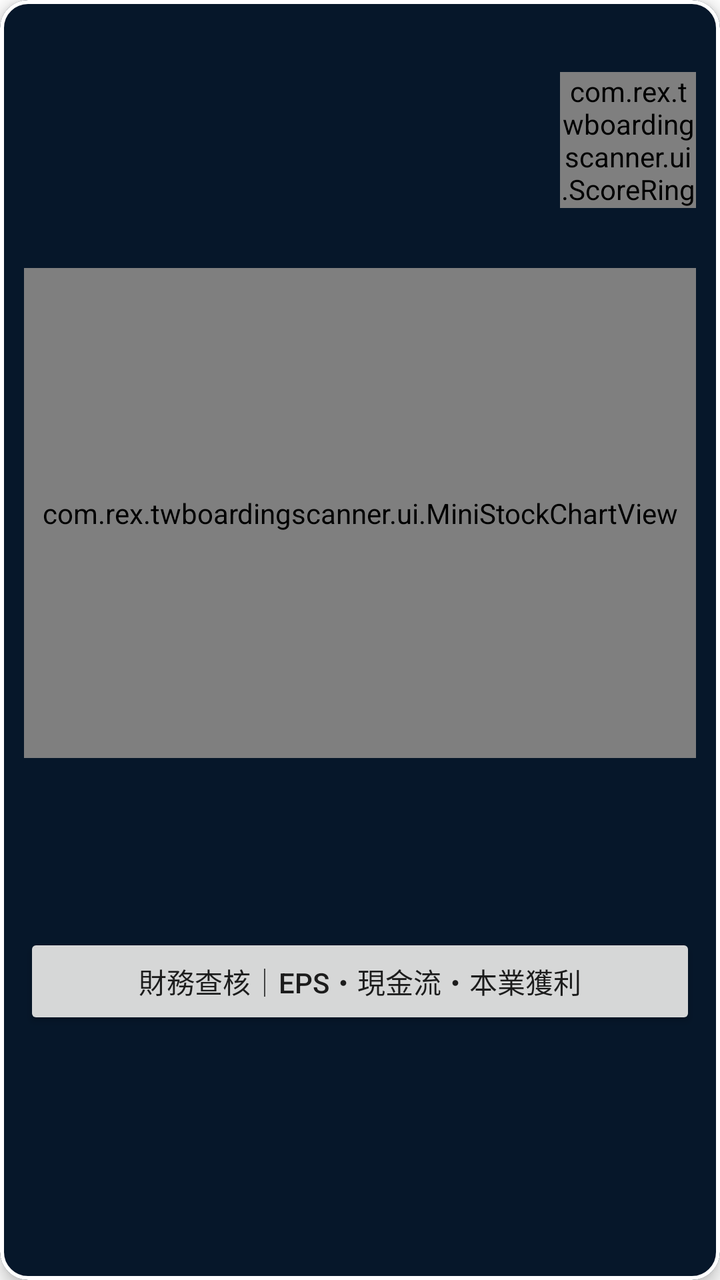
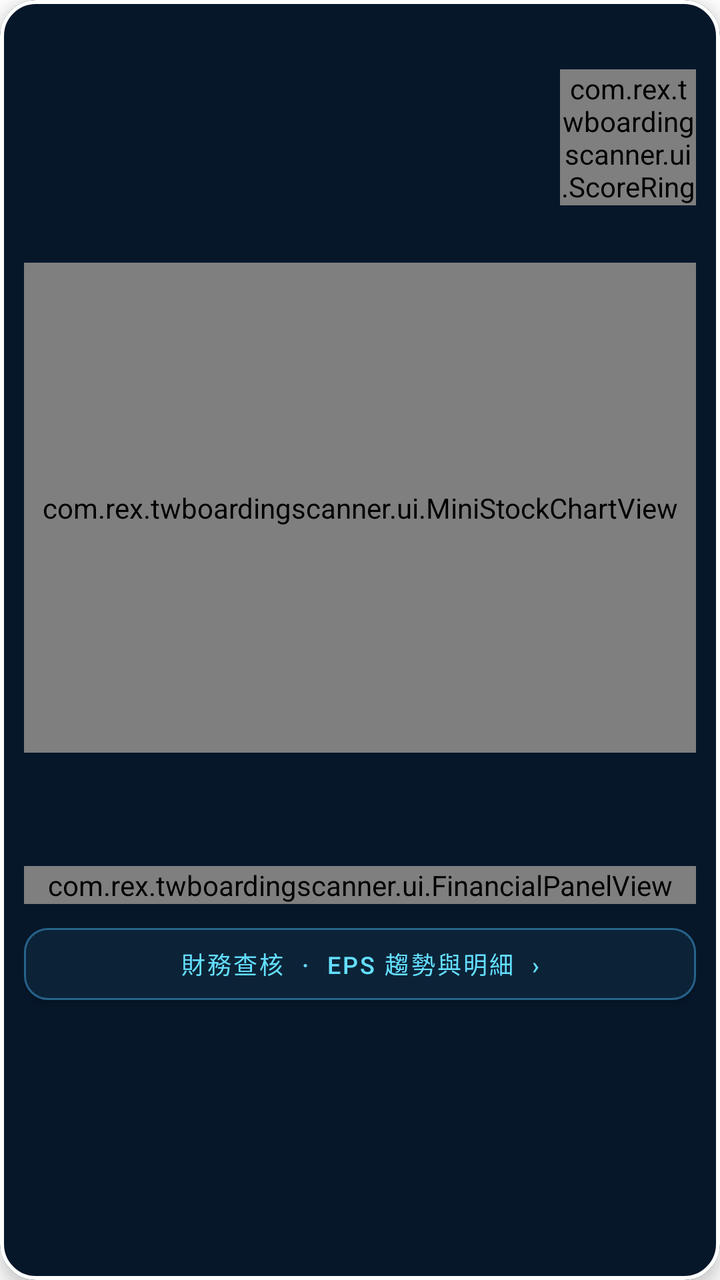

The first picture is an Android layout as it rendered before a commit; the second is the same layout after the commit. The layout source and the unified diff follow.
<!-- AndroidManifest.xml: fallback theme Theme.MaterialComponents.DayNight.NoActionBar -->
<!-- res/layout/item_stock_signal.xml -->
<?xml version='1.0' encoding='utf-8'?>
<com.google.android.material.card.MaterialCardView xmlns:android="http://schemas.android.com/apk/res/android" xmlns:app="http://schemas.android.com/apk/res-auto" android:layout_width="match_parent" android:layout_height="wrap_content" android:layout_marginTop="6dp" android:layout_marginBottom="6dp" app:cardBackgroundColor="#06172A" app:cardCornerRadius="14dp" app:strokeWidth="2dp" app:cardElevation="5dp">
    <LinearLayout android:layout_width="match_parent" android:layout_height="wrap_content" android:orientation="vertical" android:padding="12dp">
        <LinearLayout android:layout_width="match_parent" android:layout_height="wrap_content" android:gravity="center_vertical">
            <LinearLayout android:layout_width="0dp" android:layout_height="wrap_content" android:layout_weight="1" android:orientation="vertical">
                <TextView android:id="@+id/badge" android:layout_width="wrap_content" android:layout_height="wrap_content" android:textColor="#FFFFFF" android:textStyle="bold" android:paddingLeft="10dp" android:paddingRight="10dp" android:paddingTop="5dp" android:paddingBottom="5dp" />
                <TextView android:id="@+id/codeName" android:layout_width="match_parent" android:layout_height="wrap_content" android:layout_marginTop="6dp" android:textColor="#FFFFFF" android:textStyle="bold" android:textSize="20sp" />
                <TextView android:id="@+id/sector" android:layout_width="wrap_content" android:layout_height="wrap_content" android:textColor="#93AAC0" />
                <TextView android:id="@+id/price" android:layout_width="match_parent" android:layout_height="wrap_content" android:textStyle="bold" android:textSize="26sp" />
            </LinearLayout>
            <com.rex.twboardingscanner.ui.ScoreRingView android:id="@+id/scoreRing" android:layout_width="68dp" android:layout_height="68dp" />
        </LinearLayout>
        <com.rex.twboardingscanner.ui.MiniStockChartView android:id="@+id/chartView" android:layout_width="match_parent" android:layout_height="245dp" android:layout_marginTop="6dp" />
        <TextView android:id="@+id/volumeSummary" android:layout_width="match_parent" android:layout_height="wrap_content" android:textColor="#7BDFFE" android:textSize="14sp" android:textStyle="bold" android:paddingTop="8dp" android:paddingBottom="6dp" />
        <LinearLayout android:id="@+id/recentVolumes" android:layout_width="match_parent" android:layout_height="wrap_content" android:orientation="horizontal" android:paddingBottom="6dp" />
        <TextView android:id="@+id/trigger" android:layout_width="match_parent" android:layout_height="wrap_content" android:paddingTop="4dp" android:textColor="#C7D7E5" android:textSize="12sp" />
        <TextView android:id="@+id/financialSummary" android:layout_width="match_parent" android:layout_height="wrap_content" android:textColor="#BBD8EC" android:textSize="12sp" android:paddingTop="8dp" android:paddingBottom="4dp" />
        <Button android:id="@+id/financialButton" android:layout_width="match_parent" android:layout_height="wrap_content" android:text="財務查核｜EPS・現金流・本業獲利" />
        <com.google.android.material.chip.ChipGroup android:id="@+id/indicatorChips" android:layout_width="match_parent" android:layout_height="wrap_content" app:chipSpacingHorizontal="4dp" app:chipSpacingVertical="2dp" />
    </LinearLayout>
</com.google.android.material.card.MaterialCardView>
<!-- resources referenced by this layout -->
<resources>

</resources>

<!-- the commit's change to res/layout/item_stock_signal.xml (unified diff, before → after) -->
@@ -1,21 +1,21 @@
 <?xml version='1.0' encoding='utf-8'?>
-<com.google.android.material.card.MaterialCardView xmlns:android="http://schemas.android.com/apk/res/android" xmlns:app="http://schemas.android.com/apk/res-auto" android:layout_width="match_parent" android:layout_height="wrap_content" android:layout_marginTop="6dp" android:layout_marginBottom="6dp" app:cardBackgroundColor="#06172A" app:cardCornerRadius="14dp" app:strokeWidth="2dp" app:cardElevation="5dp">
+<com.google.android.material.card.MaterialCardView xmlns:android="http://schemas.android.com/apk/res/android" xmlns:app="http://schemas.android.com/apk/res-auto" android:layout_width="match_parent" android:layout_height="wrap_content" android:layout_marginTop="6dp" android:layout_marginBottom="6dp" app:cardBackgroundColor="#06172A" app:cardCornerRadius="18dp" app:strokeWidth="2dp" app:cardElevation="5dp">
     <LinearLayout android:layout_width="match_parent" android:layout_height="wrap_content" android:orientation="vertical" android:padding="12dp">
         <LinearLayout android:layout_width="match_parent" android:layout_height="wrap_content" android:gravity="center_vertical">
             <LinearLayout android:layout_width="0dp" android:layout_height="wrap_content" android:layout_weight="1" android:orientation="vertical">
                 <TextView android:id="@+id/badge" android:layout_width="wrap_content" android:layout_height="wrap_content" android:textColor="#FFFFFF" android:textStyle="bold" android:paddingLeft="10dp" android:paddingRight="10dp" android:paddingTop="5dp" android:paddingBottom="5dp" />
-                <TextView android:id="@+id/codeName" android:layout_width="match_parent" android:layout_height="wrap_content" android:layout_marginTop="6dp" android:textColor="#FFFFFF" android:textStyle="bold" android:textSize="20sp" />
+                <TextView android:id="@+id/codeName" android:layout_width="match_parent" android:layout_height="wrap_content" android:layout_marginTop="6dp" android:textColor="#FFFFFF" android:textStyle="bold" android:textSize="18sp" />
                 <TextView android:id="@+id/sector" android:layout_width="wrap_content" android:layout_height="wrap_content" android:textColor="#93AAC0" />
                 <TextView android:id="@+id/price" android:layout_width="match_parent" android:layout_height="wrap_content" android:textStyle="bold" android:textSize="26sp" />
             </LinearLayout>
             <com.rex.twboardingscanner.ui.ScoreRingView android:id="@+id/scoreRing" android:layout_width="68dp" android:layout_height="68dp" />
         </LinearLayout>
         <com.rex.twboardingscanner.ui.MiniStockChartView android:id="@+id/chartView" android:layout_width="match_parent" android:layout_height="245dp" android:layout_marginTop="6dp" />
-        <TextView android:id="@+id/volumeSummary" android:layout_width="match_parent" android:layout_height="wrap_content" android:textColor="#7BDFFE" android:textSize="14sp" android:textStyle="bold" android:paddingTop="8dp" android:paddingBottom="6dp" />
+        <TextView android:id="@+id/volumeSummary" android:layout_width="match_parent" android:layout_height="wrap_content" android:textColor="#7BDFFE" android:textSize="12sp" android:textStyle="bold" android:paddingTop="8dp" android:paddingBottom="6dp" />
         <LinearLayout android:id="@+id/recentVolumes" android:layout_width="match_parent" android:layout_height="wrap_content" android:orientation="horizontal" android:paddingBottom="6dp" />
         <TextView android:id="@+id/trigger" android:layout_width="match_parent" android:layout_height="wrap_content" android:paddingTop="4dp" android:textColor="#C7D7E5" android:textSize="12sp" />
-        <TextView android:id="@+id/financialSummary" android:layout_width="match_parent" android:layout_height="wrap_content" android:textColor="#BBD8EC" android:textSize="12sp" android:paddingTop="8dp" android:paddingBottom="4dp" />
-        <Button android:id="@+id/financialButton" android:layout_width="match_parent" android:layout_height="wrap_content" android:text="財務查核｜EPS・現金流・本業獲利" />
+        <com.rex.twboardingscanner.ui.FinancialPanelView android:id="@+id/financialPanel" android:layout_width="match_parent" android:layout_height="wrap_content" />
+        <com.google.android.material.button.MaterialButton android:id="@+id/financialButton" android:layout_width="match_parent" android:layout_height="wrap_content" android:layout_marginTop="6dp" android:text="財務查核  ·  EPS 趨勢與明細  ›" android:textSize="12sp" android:textColor="#64DFFF" app:backgroundTint="#0C2337" app:strokeColor="#27638B" app:strokeWidth="1dp" app:cornerRadius="12dp" />
         <com.google.android.material.chip.ChipGroup android:id="@+id/indicatorChips" android:layout_width="match_parent" android:layout_height="wrap_content" app:chipSpacingHorizontal="4dp" app:chipSpacingVertical="2dp" />
     </LinearLayout>
 </com.google.android.material.card.MaterialCardView>
